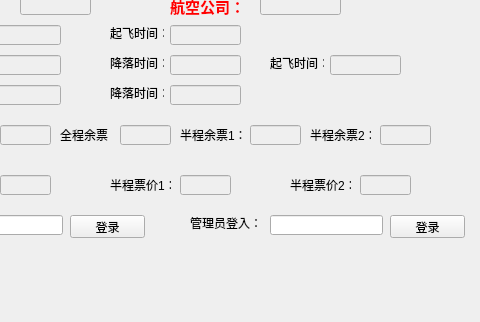
LiruichenSpace/Airline-System, file Qtfirst/qtfirst.ui: the form before one commit; both pictures show x 120 to 600 and y 125 to 447 of the 600 by 447 pixel window.
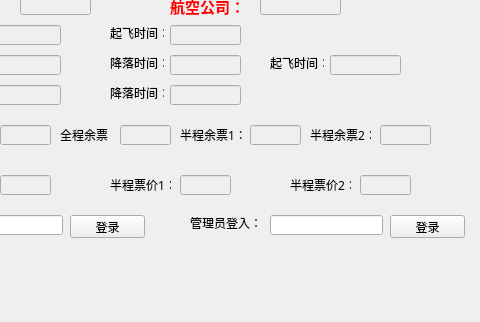
The form after the commit.

```diff
--- a/Qtfirst/qtfirst.ui
+++ b/Qtfirst/qtfirst.ui
@@ -423,6 +423,11 @@
       <height>20</height>
      </rect>
     </property>
+    <property name="font">
+     <font>
+      <family>素晴字体</family>
+     </font>
+    </property>
     <property name="text">
      <string>半程余票1：</string>
     </property>
@@ -436,6 +441,11 @@
       <height>20</height>
      </rect>
     </property>
+    <property name="font">
+     <font>
+      <family>素晴字体</family>
+     </font>
+    </property>
     <property name="text">
      <string>半程余票2：</string>
     </property>
@@ -514,6 +524,11 @@
       <height>20</height>
      </rect>
     </property>
+    <property name="font">
+     <font>
+      <family>素晴字体</family>
+     </font>
+    </property>
     <property name="text">
      <string>半程票价1：</string>
     </property>
@@ -527,6 +542,11 @@
       <height>20</height>
      </rect>
     </property>
+    <property name="font">
+     <font>
+      <family>素晴字体</family>
+     </font>
+    </property>
     <property name="text">
      <string>半程票价2：</string>
     </property>
```
Left out of the diff: 175 changed lines with no effect on the pictures.
